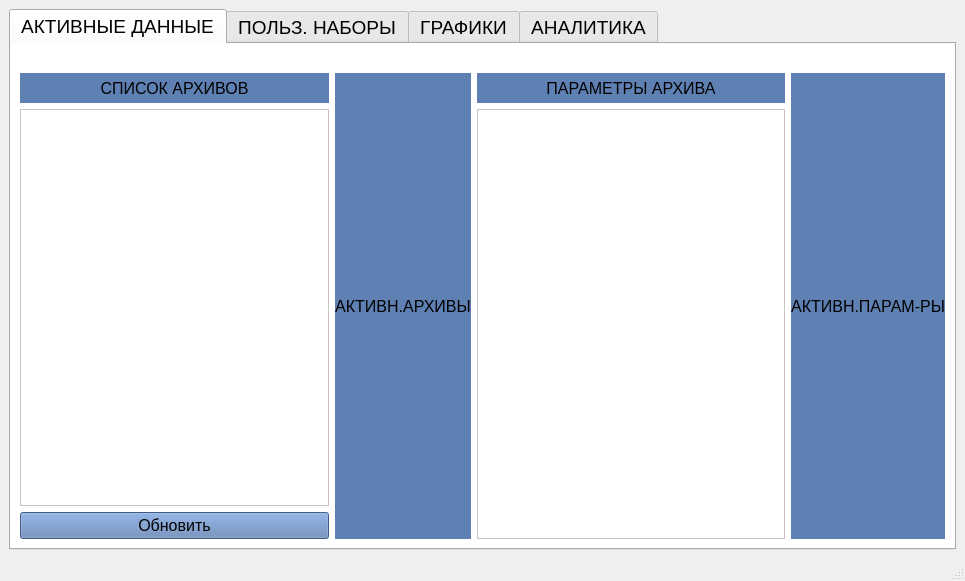
Before: the Qt Designer form interface.ui in victokryl2/ARCHIVES_VIEWER, drawn with Qt 5.
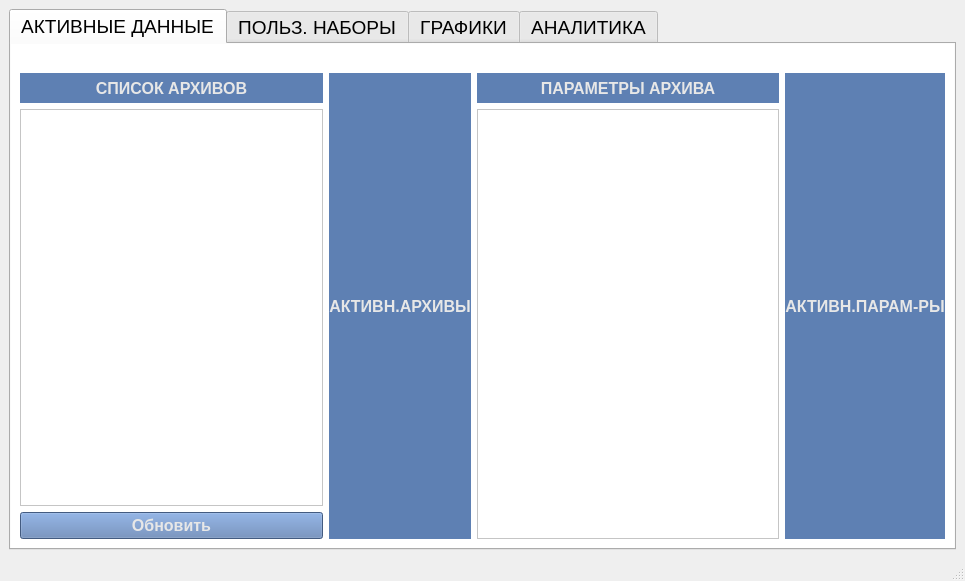
After: the same form once the commit is applied.

What changed in the file:
```diff
--- a/interface.ui
+++ b/interface.ui
@@ -95,10 +95,13 @@
                <property name="font">
                 <font>
                  <pointsize>12</pointsize>
+                 <weight>75</weight>
+                 <bold>true</bold>
                 </font>
                </property>
                <property name="styleSheet">
-                <string notr="true">background-color: rgb(94, 128, 179);</string>
+                <string notr="true">background-color: rgb(94, 128, 179);
+color: rgb(231, 231, 231);</string>
                </property>
                <property name="text">
                 <string>СПИСОК АРХИВОВ</string>
@@ -118,7 +121,7 @@
                  <rect>
                   <x>0</x>
                   <y>0</y>
-                  <width>308</width>
+                  <width>290</width>
                   <height>375</height>
                  </rect>
                 </property>
@@ -152,10 +155,13 @@
                <property name="font">
                 <font>
                  <pointsize>12</pointsize>
+                 <weight>75</weight>
+                 <bold>true</bold>
                 </font>
                </property>
                <property name="styleSheet">
-                <string notr="true">background-color: rgb(94, 128, 179);</string>
+                <string notr="true">background-color: rgb(94, 128, 179);
+color: rgb(231, 231, 231);</string>
                </property>
                <property name="text">
                 <string>Обновить</string>
@@ -183,10 +189,13 @@
                <property name="font">
                 <font>
                  <pointsize>12</pointsize>
+                 <weight>75</weight>
+                 <bold>true</bold>
                 </font>
                </property>
                <property name="styleSheet">
-                <string notr="true">background-color: rgb(94, 128, 179);</string>
+                <string notr="true">background-color: rgb(94, 128, 179);
+color: rgb(231, 231, 231);</string>
                </property>
                <property name="text">
                 <string>АКТИВН.АРХИВЫ</string>
@@ -217,10 +226,13 @@
                <property name="font">
                 <font>
                  <pointsize>12</pointsize>
+                 <weight>75</weight>
+                 <bold>true</bold>
                 </font>
                </property>
                <property name="styleSheet">
-                <string notr="true">background-color: rgb(94, 128, 179);</string>
+                <string notr="true">background-color: rgb(94, 128, 179);
+color: rgb(231, 231, 231);</string>
                </property>
                <property name="text">
                 <string>ПАРАМЕТРЫ АРХИВА</string>
@@ -240,7 +252,7 @@
                  <rect>
                   <x>0</x>
                   <y>0</y>
-                  <width>307</width>
+                  <width>289</width>
                   <height>408</height>
                  </rect>
                 </property>
@@ -273,10 +285,13 @@
                <property name="font">
                 <font>
                  <pointsize>12</pointsize>
+                 <weight>75</weight>
+                 <bold>true</bold>
                 </font>
                </property>
                <property name="styleSheet">
-                <string notr="true">background-color: rgb(94, 128, 179);</string>
+                <string notr="true">background-color: rgb(94, 128, 179);
+color: rgb(231, 231, 231);</string>
                </property>
                <property name="text">
                 <string>АКТИВН.ПАРАМ-РЫ</string>
```
